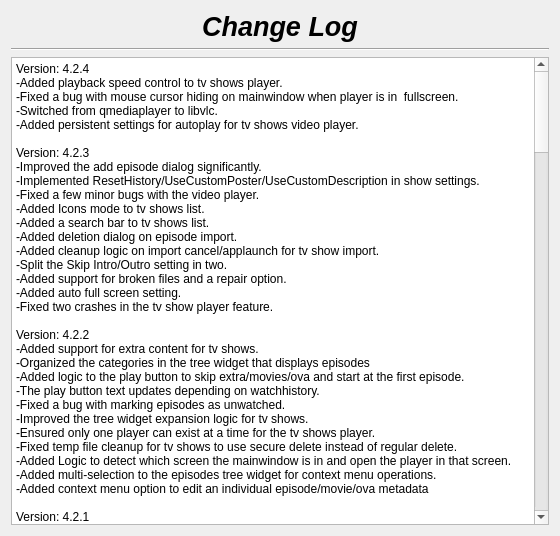
Above: changelog.ui from therealMaPMaKeR/MMDiary before the change. Below: the same form after it.
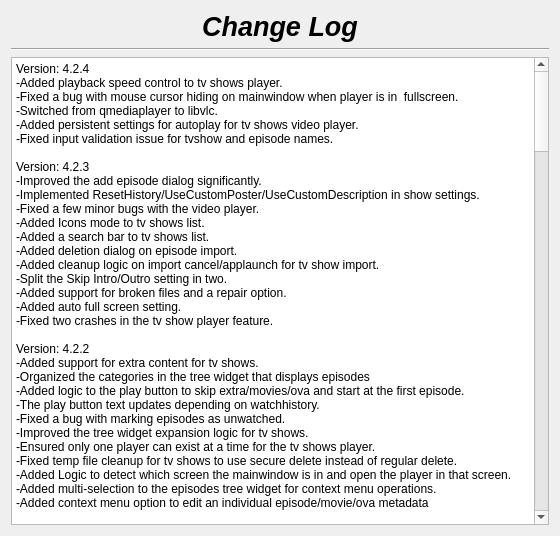
That is the form after the change.

Diff of the .ui file:
```diff
--- a/changelog.ui
+++ b/changelog.ui
@@ -56,7 +56,7 @@
 li.checked::marker { content: &quot;\2612&quot;; }
 &lt;/style&gt;&lt;/head&gt;&lt;body style=&quot; font-family:'Segoe UI'; font-size:9pt; font-weight:400; font-style:normal;&quot;&gt;
 &lt;p style=&quot; margin-top:0px; margin-bottom:0px; margin-left:0px; margin-right:0px; -qt-block-indent:0; text-indent:0px;&quot;&gt;Version: 4.2.4&lt;br /&gt;-Added playback speed control to tv shows player.&lt;br /&gt;-Fixed a bug with mouse cursor hiding on mainwindow when player is in  fullscreen.&lt;/p&gt;
-&lt;p style=&quot; margin-top:0px; margin-bottom:0px; margin-left:0px; margin-right:0px; -qt-block-indent:0; text-indent:0px;&quot;&gt;-Switched from qmediaplayer to libvlc.&lt;br /&gt;-Added persistent settings for autoplay for tv shows video player.&lt;br /&gt;&lt;br /&gt;Version: 4.2.3&lt;br /&gt;-Improved the add episode dialog significantly.&lt;/p&gt;
+&lt;p style=&quot; margin-top:0px; margin-bottom:0px; margin-left:0px; margin-right:0px; -qt-block-indent:0; text-indent:0px;&quot;&gt;-Switched from qmediaplayer to libvlc.&lt;br /&gt;-Added persistent settings for autoplay for tv shows video player.&lt;br /&gt;-Fixed input validation issue for tvshow and episode names.&lt;br /&gt;&lt;br /&gt;Version: 4.2.3&lt;br /&gt;-Improved the add episode dialog significantly.&lt;/p&gt;
 &lt;p style=&quot; margin-top:0px; margin-bottom:0px; margin-left:0px; margin-right:0px; -qt-block-indent:0; text-indent:0px;&quot;&gt;-Implemented ResetHistory/UseCustomPoster/UseCustomDescription in show settings.&lt;br /&gt;-Fixed a few minor bugs with the video player.&lt;br /&gt;-Added Icons mode to tv shows list.&lt;br /&gt;-Added a search bar to tv shows list.&lt;/p&gt;
 &lt;p style=&quot; margin-top:0px; margin-bottom:0px; margin-left:0px; margin-right:0px; -qt-block-indent:0; text-indent:0px;&quot;&gt;-Added deletion dialog on episode import.&lt;br /&gt;-Added cleanup logic on import cancel/applaunch for tv show import.&lt;br /&gt;-Split the Skip Intro/Outro setting in two.&lt;br /&gt;-Added support for broken files and a repair option.&lt;br /&gt;-Added auto full screen setting.&lt;/p&gt;
 &lt;p style=&quot; margin-top:0px; margin-bottom:0px; margin-left:0px; margin-right:0px; -qt-block-indent:0; text-indent:0px;&quot;&gt;-Fixed two crashes in the tv show player feature.&lt;br /&gt;&lt;br /&gt;Version: 4.2.2&lt;br /&gt;-Added support for extra content for tv shows.&lt;/p&gt;
```
